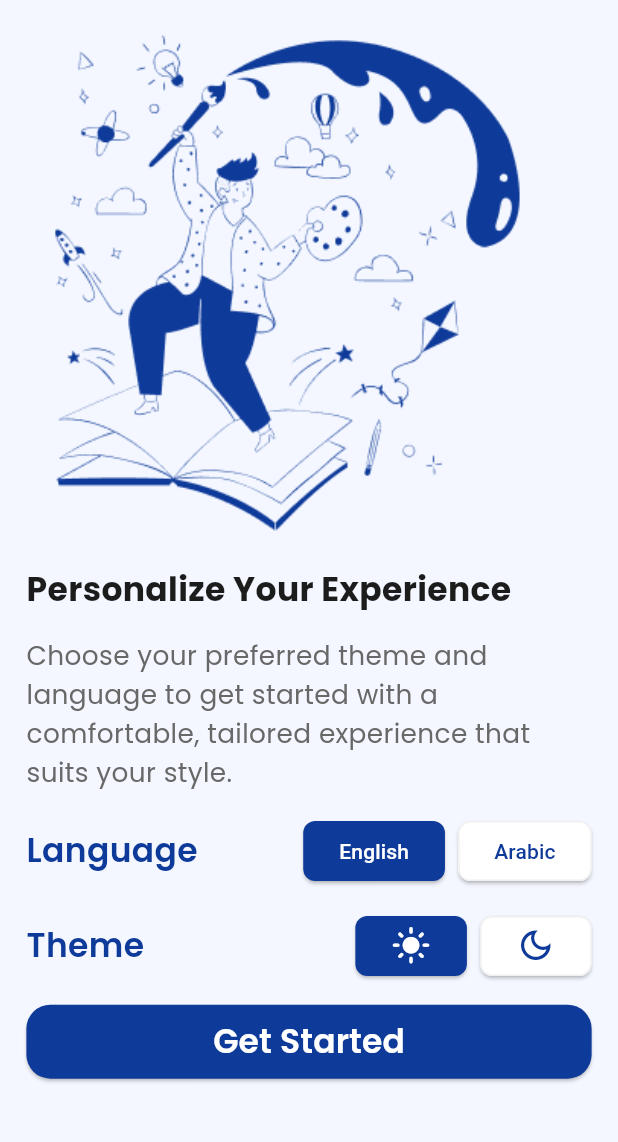
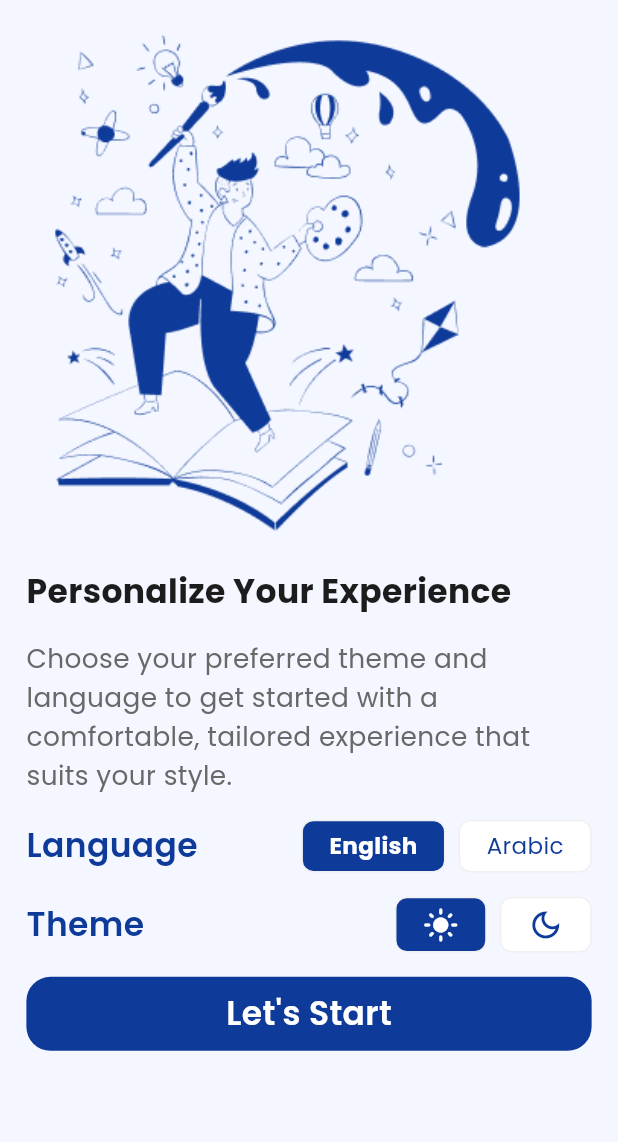
Before and after one commit to nouramer725/Evently-Appplication, a Flutter app: the screen it shows after launch, on a phone screen of 412 x 824 dp, the part 62-1204 px from its top. Run offline on Flutter 3.47's test engine with Material 3 defaults, Android fonts, the phone set to English and light mode, and no system bars; our stand-ins replace google_fonts.

Commit message:
done instead of bottomSheetComponent theme

```diff
--- a/lib/home/tabs/profile/botton_sheet_component.dart
+++ b/lib/home/tabs/profile/botton_sheet_component.dart
@@ -46,37 +46,36 @@ class BottonSheetComponent extends StatelessWidget {
   }
 
   Widget getSelectedRow(String text, BuildContext context) {
-    return Row(
-      mainAxisAlignment: MainAxisAlignment.spaceBetween,
-      children: [
-        Text(
-          text,
-          style:
-              Theme.of(context).appBarTheme.backgroundColor ==
-                  AppColors.backgroundColorLight
-              ? AppText.text20SemiBold
-              : AppText.text20SemiBoldDark,
+    return ListTile(
+      shape: RoundedRectangleBorder(
+        borderRadius: BorderRadius.circular(w(12)),
+      ),
+      tileColor: Theme.of(context).brightness == Brightness.light
+          ? AppColors.mainColorLight.withOpacity(0.1)
+          : AppColors.mainColorDark.withOpacity(0.2),
+      title: Text(
+        text,
+        style: Theme.of(context).textTheme.titleMedium!.copyWith(
+          fontWeight: FontWeight.bold,
         ),
-        Icon(
-          Icons.check,
-          color:
-              Theme.of(context).appBarTheme.backgroundColor ==
-                  AppColors.backgroundColorLight
-              ? AppColors.mainColorLight
-              : AppColors.mainColorDark,
-        ),
-      ],
+      ),
+      trailing: Icon(
+        Icons.check_circle,
+        color: Theme.of(context).brightness == Brightness.light
+            ? AppColors.mainColorLight
+            : AppColors.mainColorDark,
+        size: w(28),
+      ),
     );
   }
 
   Widget getUnSelectedRow(String text, BuildContext context) {
-    return Text(
-      text,
-      style:
-          Theme.of(context).appBarTheme.backgroundColor ==
-              AppColors.backgroundColorLight
-          ? AppText.text20SemiBold
-          : AppText.text20SemiBoldDark,
+    return ListTile(
+      shape: RoundedRectangleBorder(
+        borderRadius: BorderRadius.circular(w(12)),
+      ),
+      title: Text(text, style: Theme.of(context).textTheme.titleMedium),
     );
-  }
+
 }
+}
--- a/lib/home/tabs/profile/profile_screen.dart
+++ b/lib/home/tabs/profile/profile_screen.dart
@@ -55,12 +55,11 @@ class _ProfileScreenState extends State<ProfileScreen> {
             ProfileWidget(
               text: AppLocalizations.of(context)!.darkmode,
               icon: Switch(
-                value: isSwitched,
+                value: themeProvider.appTheme == ThemeMode.dark,
                 onChanged: (value) {
                   themeProvider.changeTheme(
-                    isSwitched ? ThemeMode.dark : ThemeMode.light,
+                    value ? ThemeMode.dark : ThemeMode.light,
                   );
-                  setState(() {});
                 },
                 activeThumbColor:
                     Theme.of(context).appBarTheme.backgroundColor ==
--- a/lib/l10n/app_ar.arb
+++ b/lib/l10n/app_ar.arb
@@ -18,5 +18,6 @@
   "theme": "الثيم",
   "getstarted": "ابدأ الآن",
   "skip": "تخطي",
-  "next": "التالي"
+  "next": "التالي",
+  "letStart": "هيا نبدأ"
 }
--- a/lib/l10n/app_en.arb
+++ b/lib/l10n/app_en.arb
@@ -18,5 +18,6 @@
 "theme":"Theme",
 "getstarted":"Get Started",
 "skip":"Skip",
-"next":"Next"
+"next":"Next",
+"letStart":"Let's Start"
 }
--- a/lib/l10n/app_localizations.dart
+++ b/lib/l10n/app_localizations.dart
@@ -217,6 +217,12 @@ abstract class AppLocalizations {
   /// In en, this message translates to:
   /// **'Next'**
   String get next;
+
+  /// No description provided for @letStart.
+  ///
+  /// In en, this message translates to:
+  /// **'Let\'s Start'**
+  String get letStart;
 }
 
 class _AppLocalizationsDelegate
--- a/lib/l10n/app_localizations_ar.dart
+++ b/lib/l10n/app_localizations_ar.dart
@@ -71,4 +71,7 @@ class AppLocalizationsAr extends AppLocalizations {
 
   @override
   String get next => 'التالي';
+
+  @override
+  String get letStart => 'هيا نبدأ';
 }
--- a/lib/l10n/app_localizations_en.dart
+++ b/lib/l10n/app_localizations_en.dart
@@ -71,4 +71,7 @@ class AppLocalizationsEn extends AppLocalizations {
 
   @override
   String get next => 'Next';
+
+  @override
+  String get letStart => 'Let\'s Start';
 }
--- /dev/null
+++ b/lib/startScreen/selected_Button.dart
@@ -0,0 +1,41 @@
+import 'package:evently_app/utils/app_text.dart';
+import 'package:flutter/material.dart';
+
+import '../utils/app_colors.dart';
+import '../utils/responsive.dart';
+
+class SelectedButton extends StatelessWidget {
+  final String text;
+  final Function() onPressed;
+  const SelectedButton({
+    required this.text,
+    required this.onPressed,
+    super.key,
+  });
+
+  @override
+  Widget build(BuildContext context) {
+    return InkWell(
+      onTap: onPressed,
+      child: Container(
+        padding: EdgeInsets.symmetric(horizontal: w(16), vertical: h(5.5)),
+        decoration: BoxDecoration(
+          color:
+              Theme.of(context).appBarTheme.backgroundColor ==
+                  AppColors.backgroundColorLight
+              ? AppColors.mainColorLight
+              : AppColors.mainColorDark,
+          borderRadius: BorderRadius.circular(8),
+          border: Border.all(
+            color:
+                Theme.of(context).appBarTheme.backgroundColor ==
+                    AppColors.backgroundColorLight
+                ? AppColors.strokeColorLight
+                : AppColors.strokeColorDark,
+          ),
+        ),
+        child: Text(text, style: AppText.text14SemiBoldWhite),
+      ),
+    );
+  }
+}
--- /dev/null
+++ b/lib/startScreen/selected_button_theme.dart
@@ -0,0 +1,46 @@
+import 'package:flutter/material.dart';
+import '../utils/app_colors.dart';
+import '../utils/responsive.dart';
+
+class SelectedButtonTheme extends StatelessWidget {
+  final IconData icon;
+  final Function() onPressed;
+  const SelectedButtonTheme({
+    required this.icon,
+    required this.onPressed,
+    super.key,
+  });
+
+  @override
+  Widget build(BuildContext context) {
+    return InkWell(
+      onTap: onPressed,
+      child: Container(
+        padding: EdgeInsets.symmetric(horizontal: w(16), vertical: h(5.5)),
+        decoration: BoxDecoration(
+          color:
+              Theme.of(context).appBarTheme.backgroundColor ==
+                  AppColors.backgroundColorLight
+              ? AppColors.mainColorLight
+              : AppColors.mainColorDark,
+          borderRadius: BorderRadius.circular(8),
+          border: Border.all(
+            color:
+                Theme.of(context).appBarTheme.backgroundColor ==
+                    AppColors.backgroundColorLight
+                ? AppColors.strokeColorLight
+                : AppColors.strokeColorDark,
+          ),
+        ),
+        child: Icon(
+          icon,
+          color:
+              Theme.of(context).appBarTheme.backgroundColor ==
+                  AppColors.backgroundColorLight
+              ? AppColors.inputsColorLight
+              : AppColors.inputsColorLight,
+        ),
+      ),
+    );
+  }
+}
--- a/lib/startScreen/start_screen.dart
+++ b/lib/startScreen/start_screen.dart
@@ -1,5 +1,9 @@
 import 'package:evently_app/l10n/app_localizations.dart';
 import 'package:evently_app/provider/app_theme_provider.dart';
+import 'package:evently_app/startScreen/selected_Button.dart';
+import 'package:evently_app/startScreen/selected_button_theme.dart';
+import 'package:evently_app/startScreen/un_selected_button_theme.dart';
+import 'package:evently_app/startScreen/unselected_button.dart';
 import 'package:flutter/material.dart';
 import 'package:provider/provider.dart';
 import '../provider/app_language_provider.dart';
@@ -30,7 +34,7 @@ class StartScreen extends StatelessWidget {
         child: SingleChildScrollView(
           child: Column(
             crossAxisAlignment: CrossAxisAlignment.start,
-            spacing: h(15),
+            spacing: h(16),
             children: [
               Image.asset(
                 Theme.of(context).appBarTheme.backgroundColor ==
@@ -71,27 +75,32 @@ class StartScreen extends StatelessWidget {
                     spacing: w(8),
                     children: [
                       languageProvider.language == null
-                          ? selectedButton(
-                              AppLocalizations.of(context)!.english,
-                              () => languageProvider.changeLanguage('en'),
+                          ? SelectedButton(
+                              text: AppLocalizations.of(context)!.english,
+                              onPressed: () =>
+                                  languageProvider.changeLanguage('en'),
                             )
                           : languageProvider.language == 'en'
-                          ? selectedButton(
-                              AppLocalizations.of(context)!.english,
-                              () => languageProvider.changeLanguage('en'),
+                          ? SelectedButton(
+                              text: AppLocalizations.of(context)!.english,
+                              onPressed: () =>
+                                  languageProvider.changeLanguage('en'),
                             )
-                          : unSelectedButton(
-                              AppLocalizations.of(context)!.english,
-                              () => languageProvider.changeLanguage('en'),
+                          : UnselectedButton(
+                              text: AppLocalizations.of(context)!.english,
+                              onPressed: () =>
+                                  languageProvider.changeLanguage('en'),
                             ),
                       languageProvider.language == 'ar'
-                          ? selectedButton(
-                              AppLocalizations.of(context)!.arabic,
-                              () => languageProvider.changeLanguage('ar'),
+                          ? SelectedButton(
+                              text: AppLocalizations.of(context)!.arabic,
+                              onPressed: () =>
+                                  languageProvider.changeLanguage('ar'),
                             )
-                          : unSelectedButton(
-                              AppLocalizations.of(context)!.arabic,
-                              () => languageProvider.changeLanguage('ar'),
+                          : UnselectedButton(
+                              text: AppLocalizations.of(context)!.arabic,
+                              onPressed: () =>
+                                  languageProvider.changeLanguage('ar'),
                             ),
                     ],
                   ),
@@ -111,47 +120,54 @@ class StartScreen extends StatelessWidget {
                   Row(
                     spacing: w(8),
                     children: [
-                      ElevatedButton(
-                        onPressed: () {
-                          // themeProvider.changeTheme(ThemeMode.light);
-                        },
-                        child: Icon(Icons.light_mode, size: w(24)),
-                      ),
-                      ElevatedButton(
-                        style: ElevatedButton.styleFrom(
-                          backgroundColor: AppColors.inputsColorLight,
-                          foregroundColor: AppColors.mainColorLight,
-                          shape: RoundedRectangleBorder(
-                            borderRadius: BorderRadius.circular(8),
-                            side: BorderSide(color: AppColors.strokeColorLight),
-                          ),
-                        ),
-                        onPressed: () {
-                          // themeProvider.changeTheme(ThemeMode.dark);
-                        },
-                        child: Icon(Icons.dark_mode_outlined, size: w(24)),
-                      ),
+                      themeProvider.appTheme == ThemeMode.light
+                          ? SelectedButtonTheme(
+                              icon: Icons.light_mode,
+                              onPressed: () =>
+                                  themeProvider.changeTheme(ThemeMode.light),
+                            )
+                          : UnSelectedButtonTheme(
+                              icon: Icons.light_mode_outlined,
+                              onPressed: () =>
+                                  themeProvider.changeTheme(ThemeMode.light),
+                            ),
+
+                      themeProvider.appTheme == ThemeMode.dark
+                          ? SelectedButtonTheme(
+                              icon: Icons.dark_mode,
+                              onPressed: () =>
+                                  themeProvider.changeTheme(ThemeMode.dark),
+                            )
+                          : UnSelectedButtonTheme(
+                              icon: Icons.dark_mode_outlined,
+                              onPressed: () =>
+                                  themeProvider.changeTheme(ThemeMode.dark),
+                            ),
                     ],
                   ),
                 ],
               ),
-              SizedBox(
-                width: double.infinity,
-                child: ElevatedButton(
-                  onPressed: () {
-                    Navigator.pushReplacementNamed(
-                      context,
-                      AppRoutes.onBoardingScreenName,
-                    );
-                  },
-                  style: ElevatedButton.styleFrom(
-                    padding: EdgeInsets.symmetric(vertical: h(9)),
-                    shape: RoundedRectangleBorder(
-                      borderRadius: BorderRadius.circular(16),
-                    ),
+              InkWell(
+                onTap: () {
+                  Navigator.pushNamed(context, AppRoutes.onBoardingScreenName);
+                },
+                child: Container(
+                  alignment: Alignment.center,
+                  width: double.infinity,
+                  padding: EdgeInsets.symmetric(
+                    vertical: h(9),
+                    horizontal: w(16),
+                  ),
+                  decoration: BoxDecoration(
+                    borderRadius: BorderRadius.circular(16),
+                    color:
+                        Theme.of(context).appBarTheme.backgroundColor ==
+                            AppColors.backgroundColorLight
+                        ? AppColors.mainColorLight
+                        : AppColors.mainColorDark,
                   ),
                   child: Text(
-                    AppLocalizations.of(context)!.getstarted,
+                    AppLocalizations.of(context)!.letStart,
                     style: AppText.text20Medium,
                   ),
                 ),
@@ -162,23 +178,4 @@ class StartScreen extends StatelessWidget {
       ),
     );
   }
-
-  Widget selectedButton(String text, Function() onPressed) {
-    return ElevatedButton(onPressed: onPressed, child: Text(text));
-  }
-
-  Widget unSelectedButton(String text, Function() onPressed) {
-    return ElevatedButton(
-      style: ElevatedButton.styleFrom(
-        backgroundColor: AppColors.inputsColorLight,
-        foregroundColor: AppColors.mainColorLight,
-        shape: RoundedRectangleBorder(
-          borderRadius: BorderRadius.circular(8),
-          side: BorderSide(color: AppColors.strokeColorLight),
-        ),
-      ),
-      onPressed: onPressed,
-      child: Text(text),
-    );
-  }
 }
--- /dev/null
+++ b/lib/startScreen/un_selected_button_theme.dart
@@ -0,0 +1,47 @@
+import 'package:flutter/material.dart';
+
+import '../utils/app_colors.dart';
+import '../utils/responsive.dart';
+
+class UnSelectedButtonTheme extends StatelessWidget {
+  final IconData icon;
+  final Function() onPressed;
+  const UnSelectedButtonTheme({
+    required this.icon,
+    required this.onPressed,
+    super.key,
+  });
+
+  @override
+  Widget build(BuildContext context) {
+    return InkWell(
+      onTap: onPressed,
+      child: Container(
+        padding: EdgeInsets.symmetric(horizontal: w(16), vertical: h(5.5)),
+        decoration: BoxDecoration(
+          color:
+              Theme.of(context).appBarTheme.backgroundColor ==
+                  AppColors.backgroundColorLight
+              ? AppColors.inputsColorLight
+              : AppColors.inputsColorDark,
+          borderRadius: BorderRadius.circular(8),
+          border: Border.all(
+            color:
+                Theme.of(context).appBarTheme.backgroundColor ==
+                    AppColors.backgroundColorLight
+                ? AppColors.strokeColorLight
+                : AppColors.strokeColorDark,
+          ),
+        ),
+        child: Icon(
+          icon,
+          color:
+              Theme.of(context).appBarTheme.backgroundColor ==
+                  AppColors.backgroundColorLight
+              ? AppColors.mainColorLight
+              : AppColors.inputsColorLight,
+        ),
+      ),
+    );
+  }
+}
--- /dev/null
+++ b/lib/startScreen/unselected_button.dart
@@ -0,0 +1,48 @@
+import 'package:flutter/material.dart';
+
+import '../utils/app_colors.dart';
+import '../utils/app_text.dart';
+import '../utils/responsive.dart';
+
+class UnselectedButton extends StatelessWidget {
+  final String text;
+  final Function() onPressed;
+  const UnselectedButton({
+    required this.text,
+    required this.onPressed,
+    super.key,
+  });
+
+  @override
+  Widget build(BuildContext context) {
+    return InkWell(
+      onTap: onPressed,
+      child: Container(
+        padding: EdgeInsets.symmetric(horizontal: w(16), vertical: h(5.5)),
+        decoration: BoxDecoration(
+          color:
+              Theme.of(context).appBarTheme.backgroundColor ==
+                  AppColors.backgroundColorLight
+              ? AppColors.inputsColorLight
+              : AppColors.inputsColorDark,
+          borderRadius: BorderRadius.circular(8),
+          border: Border.all(
+            color:
+                Theme.of(context).appBarTheme.backgroundColor ==
+                    AppColors.backgroundColorLight
+                ? AppColors.strokeColorLight
+                : AppColors.strokeColorDark,
+          ),
+        ),
+        child: Text(
+          text,
+          style:
+              Theme.of(context).appBarTheme.backgroundColor ==
+                  AppColors.backgroundColorLight
+              ? AppText.text14UnSelected
+              : AppText.text14UnSelectedDark,
+        ),
+      ),
+    );
+  }
+}
--- a/lib/utils/app_text.dart
+++ b/lib/utils/app_text.dart
@@ -23,7 +23,7 @@ class AppText {
   );
 
   static TextStyle get text18MediumDark => GoogleFonts.poppins(
-    color: AppColors.mainColorDark,
+    color: AppColors.inputsColorLight,
     fontSize: sp(20),
     fontWeight: FontWeight.w600,
   );
@@ -40,72 +40,94 @@ class AppText {
     fontWeight: FontWeight.w700,
   );
 
+  static TextStyle get text14SemiBoldDark => GoogleFonts.poppins(
+    color: AppColors.mainTextColorDark,
+    fontSize: sp(14),
+    fontWeight: FontWeight.w700,
+  );
+
+  static TextStyle get text14UnSelected => GoogleFonts.poppins(
+    color: AppColors.mainColorLight,
+    fontSize: sp(14),
+    fontWeight: FontWeight.w400,
+  );
+
+  static TextStyle get text14UnSelectedDark => GoogleFonts.poppins(
+    color: AppColors.inputsColorLight,
+    fontSize: sp(14),
+    fontWeight: FontWeight.w400,
+  );
+
+  static TextStyle get text14SemiBoldWhite => GoogleFonts.poppins(
+    color: AppColors.inputsColorLight,
+    fontSize: sp(14),
+    fontWeight: FontWeight.w700,
+  );
 
   static TextStyle get text16Regular => GoogleFonts.poppins(
     color: AppColors.secTextColorLight,
     fontSize: sp(16),
     fontWeight: FontWeight.w400,
-    height: 1.5
+    height: 1.5,
   );
 
   static TextStyle get text14Regular => GoogleFonts.poppins(
     color: AppColors.secTextColorLight,
     fontSize: sp(14),
     fontWeight: FontWeight.w400,
-      height: 1.5
+    height: 1.5,
   );
 
   static TextStyle get text14RegularDark => GoogleFonts.poppins(
     color: AppColors.secTextColorDark,
     fontSize: sp(14),
     fontWeight: FontWeight.w400,
-      height: 1.5
+    height: 1.5,
   );
 
   static TextStyle get text12Regular => GoogleFonts.poppins(
     color: AppColors.mainColorLight,
     fontSize: sp(12),
     fontWeight: FontWeight.w400,
-      height: 1.5
+    height: 1.5,
   );
   static TextStyle get text12RegularDark => GoogleFonts.poppins(
     color: AppColors.mainColorDark,
     fontSize: sp(12),
     fontWeight: FontWeight.w400,
-      height: 1.5
+    height: 1.5,
   );
   static TextStyle get text12RegularUnSelected => GoogleFonts.poppins(
     color: AppColors.disableColorLight,
     fontSize: sp(12),
     fontWeight: FontWeight.w400,
-      height: 1.5
+    height: 1.5,
   );
   static TextStyle get text12RegularUnSelectedDark => GoogleFonts.poppins(
     color: AppColors.disableColorDark,
     fontSize: sp(12),
     fontWeight: FontWeight.w400,
-      height: 1.5
+    height: 1.5,
   );
 
   static TextStyle get text16RegularDark => GoogleFonts.poppins(
     color: AppColors.secTextColorDark,
     fontSize: sp(16),
     fontWeight: FontWeight.w400,
-      height: 1.5
+    height: 1.5,
   );
 
   static TextStyle get text16MediumDark => GoogleFonts.poppins(
     color: AppColors.mainTextColorDark,
     fontSize: sp(16),
     fontWeight: FontWeight.w500,
-      height: 1.5
+    height: 1.5,
   );
 
   static TextStyle get text16Medium => GoogleFonts.poppins(
     color: AppColors.mainTextColorLight,
     fontSize: sp(16),
     fontWeight: FontWeight.w500,
-      height: 1.5
+    height: 1.5,
   );
-
 }
```
Lines whose indentation alone changed are shown as unchanged.
